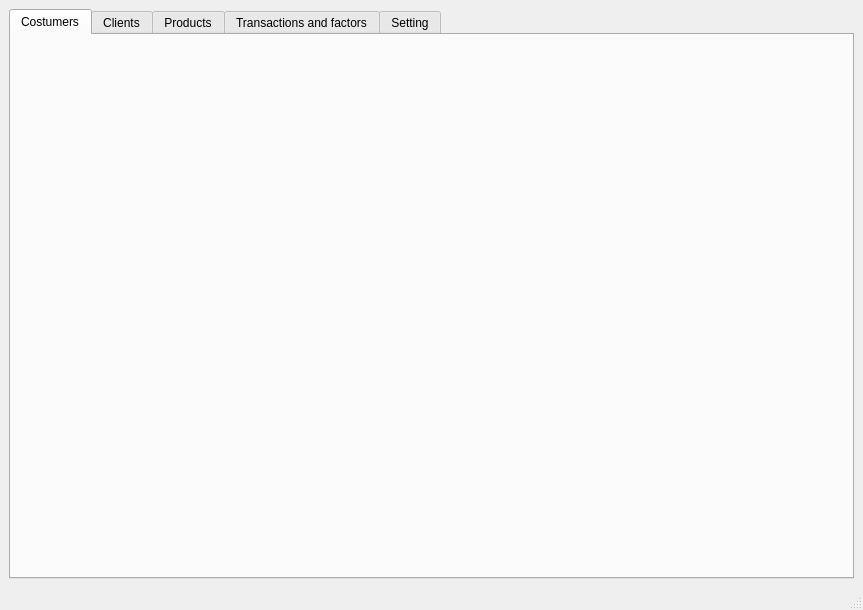
First picture: the form in AP/admin_ui.ui, repository AP-projects-4001/Guys, before the edit.
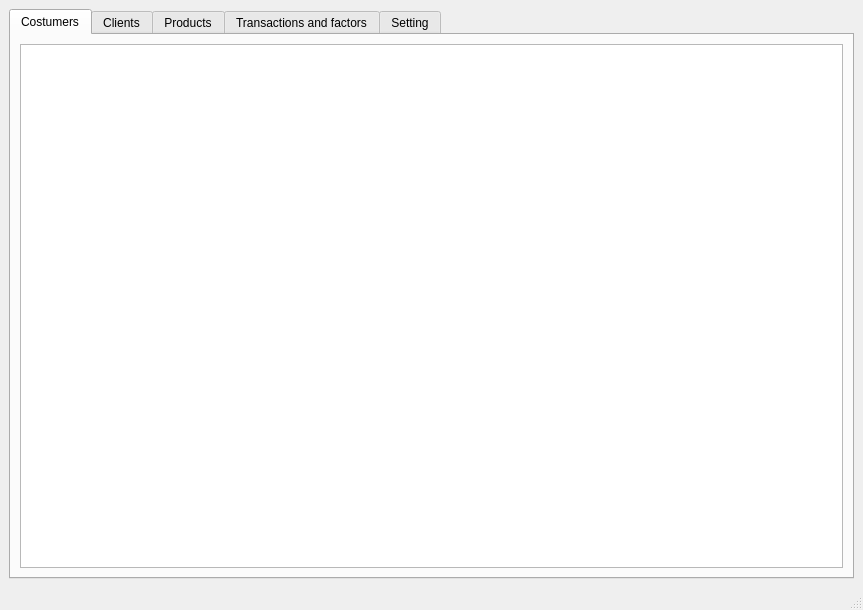
Second picture: the form after the edit.

Commit message: Edit Captcha button

Patch:
```diff
--- a/AP/admin_ui.ui
+++ b/AP/admin_ui.ui
@@ -30,6 +30,11 @@
        <attribute name="title">
         <string>Costumers</string>
        </attribute>
+       <layout class="QGridLayout" name="gridLayout_2">
+        <item row="0" column="0">
+         <widget class="QTableWidget" name="tableWidget"/>
+        </item>
+       </layout>
       </widget>
       <widget class="QWidget" name="clinet_tab">
        <attribute name="title">
```
The commit also changes 3 other files.
